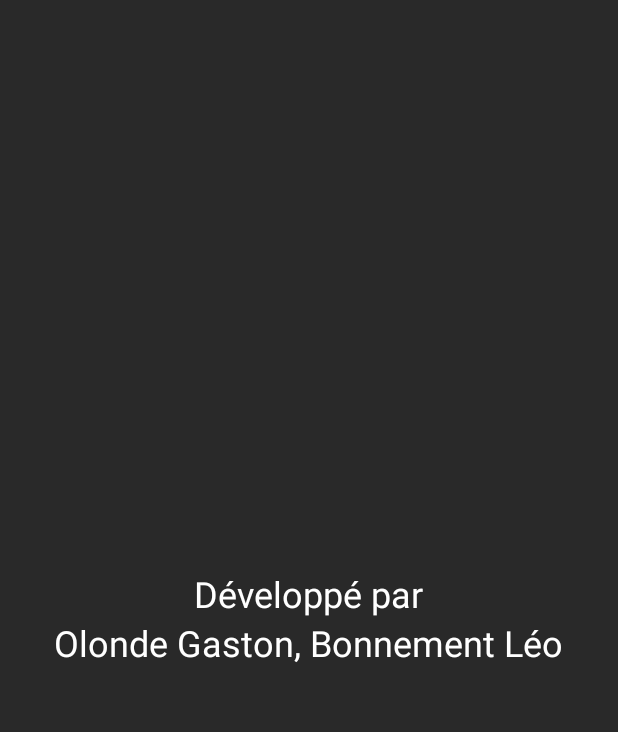
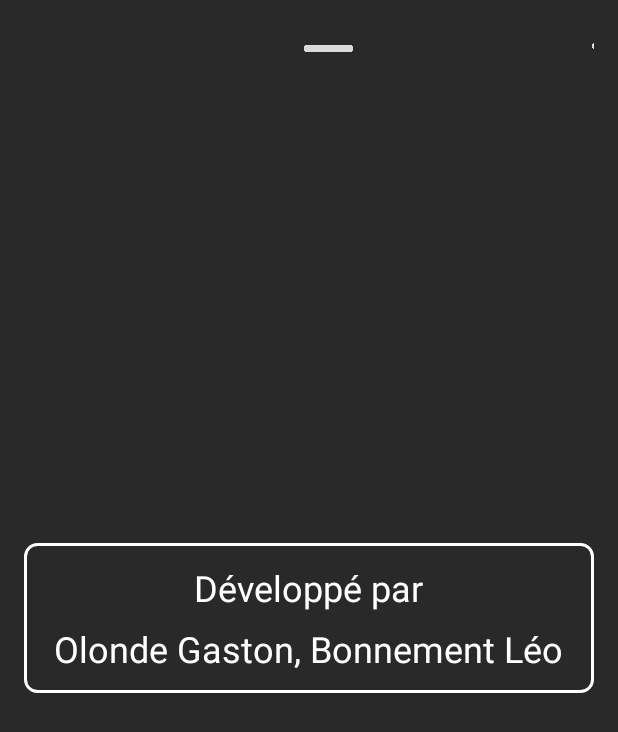
Before and after one commit to GastonOlonde/JeuCalculMental, an Android app: the AboutActivity screen opened directly, with no data from a screen before it, on a phone screen of 412 x 824 dp. Shown: the top 732 px of the screen. Run offline under Robolectric (Android 15) with nearby library versions, the phone set to English and light mode, and no system bars.

Commit message:
apropos + Hs

```diff
--- a/app/src/main/java/com/example/jeucalculmental/AboutActivity.java
+++ b/app/src/main/java/com/example/jeucalculmental/AboutActivity.java
@@ -1,12 +1,77 @@
 package com.example.jeucalculmental;
 
 import android.os.Bundle;
+import android.os.Handler;
+import android.os.Looper;
+import android.view.View;
+import android.view.animation.Animation;
+import android.view.animation.AnimationUtils;
+import android.widget.ImageView;
+
 import androidx.appcompat.app.AppCompatActivity;
+import androidx.constraintlayout.widget.ConstraintLayout;
+
+import java.util.Random;
 
 public class AboutActivity extends AppCompatActivity {
-    @Override
+
+    private static final int NUM_IMAGES = 50; // Nombre d'ImageView à générer
+    private static final int DELAY_MS = 350; // Délai entre chaque génération en millisecondes
+
     protected void onCreate(Bundle savedInstanceState) {
         super.onCreate(savedInstanceState);
         setContentView(R.layout.activity_about);
+
+        ConstraintLayout constraintLayout = findViewById(R.id.constraintLayout); // Récupérer le ConstraintLayout
+        Random random = new Random();
+
+        // Handler pour introduire un délai
+        Handler handler = new Handler(Looper.getMainLooper());
+
+        // Générer NUM_IMAGES ImageView avec un délai entre chaque génération
+        for (int i = 0; i < NUM_IMAGES; i++) {
+            final int index = i;
+            handler.postDelayed(new Runnable() {
+                @Override
+                public void run() {
+                    ImageView imageView = new ImageView(AboutActivity.this);
+                    imageView.setImageResource(getRandomImageResource()); // Méthode pour obtenir une ressource d'image aléatoire
+                    imageView.setId(View.generateViewId()); // Générer un ID unique pour chaque ImageView
+
+                    ConstraintLayout.LayoutParams layoutParams = new ConstraintLayout.LayoutParams(
+                            ConstraintLayout.LayoutParams.WRAP_CONTENT,
+                            ConstraintLayout.LayoutParams.WRAP_CONTENT
+                    );
+
+                    // Positionner les ImageView de manière aléatoire
+                    layoutParams.topToTop = ConstraintLayout.LayoutParams.PARENT_ID; // Adapter si nécessaire
+                    layoutParams.startToStart = ConstraintLayout.LayoutParams.PARENT_ID; // Adapter si nécessaire
+                    layoutParams.leftMargin = random.nextInt(2700);
+                    // layoutParams.setMargins(random.nextInt(300), random.nextInt(600), 0, 0);
+
+                    // rand entre 10 et 40
+                    int val = random.nextInt(40) + 35;
+                    layoutParams.width = val;
+                    layoutParams.height = val;
+                    imageView.setLayoutParams(layoutParams);
+                    constraintLayout.addView(imageView); // Ajouter l'ImageView au ConstraintLayout
+
+                    // Charger l'animation à partir du fichier XML
+                    Animation fallAnimation = AnimationUtils.loadAnimation(AboutActivity.this, R.anim.fall_down);
+
+                    // Lancer l'animation sur l'image
+                    imageView.startAnimation(fallAnimation);
+                }
+            }, i * DELAY_MS); // Multiplier l'index par le délai pour échelonner les générations
+        }
+    }
+
+    // Méthode pour obtenir une ressource d'image aléatoire
+    private int getRandomImageResource() {
+        // Retourner une ressource d'image aléatoire de votre choix
+        // Par exemple, vous pouvez stocker les IDs d'images dans un tableau et retourner un élément aléatoire.
+        int[] imageResources = {R.drawable.ic_plus, R.drawable.ic_minus, R.drawable.ic_equal};
+        Random random = new Random();
+        return imageResources[random.nextInt(imageResources.length)];
     }
 }
--- /dev/null
+++ b/app/src/main/res/anim/fall_down.xml
@@ -0,0 +1,12 @@
+<?xml version="1.0" encoding="utf-8"?>
+<set xmlns:android="http://schemas.android.com/apk/res/android">
+
+    <!-- Translation animation: move from top to bottom -->
+    <translate
+        android:fromYDelta="0%p"
+        android:toYDelta="100%p"
+        android:duration="7000"
+        android:repeatCount="infinite"
+        android:interpolator="@android:anim/linear_interpolator" />
+
+</set>
--- a/app/src/main/res/layout/activity_about.xml
+++ b/app/src/main/res/layout/activity_about.xml
@@ -1,23 +1,49 @@
 <?xml version="1.0" encoding="utf-8"?>
-<LinearLayout xmlns:android="http://schemas.android.com/apk/res/android"
+<androidx.constraintlayout.widget.ConstraintLayout
+    xmlns:android="http://schemas.android.com/apk/res/android"
+    xmlns:app="http://schemas.android.com/apk/res-auto"
+    android:id="@+id/constraintLayout"
     android:layout_width="match_parent"
     android:layout_height="match_parent"
     android:background="@color/colorbg"
-    android:gravity="center"
-    android:orientation="vertical"
     android:padding="16dp">
 
+    <LinearLayout
+        android:layout_width="match_parent"
+        android:layout_height="100dp"
+        android:orientation="vertical"
+        android:gravity="center"
+        android:background="@drawable/background_border"
+        app:layout_constraintStart_toStartOf="parent"
+        app:layout_constraintEnd_toEndOf="parent"
+        app:layout_constraintTop_toTopOf="parent"
+        app:layout_constraintBottom_toBottomOf="parent">
+
+
         <TextView
+            android:id="@+id/textDevelopedBy"
             android:layout_width="wrap_content"
             android:layout_height="wrap_content"
             android:text="@string/text_developed_by"
-        android:textColor="@color/white"
-        android:textSize="24sp" />
+            android:textColor="@android:color/white"
+            android:textSize="24sp"
+            app:layout_constraintTop_toTopOf="parent"
+            app:layout_constraintStart_toStartOf="parent"
+            app:layout_constraintEnd_toEndOf="parent"/>
 
         <TextView
+            android:id="@+id/textAuthors"
             android:layout_width="wrap_content"
             android:layout_height="wrap_content"
             android:text="Olonde Gaston, Bonnement Léo"
-        android:textColor="@color/white"
-        android:textSize="24sp"/>
+            android:background="@color/colorbg"
+            android:textColor="@android:color/white"
+            android:textSize="24sp"
+            app:layout_constraintTop_toBottomOf="@id/textDevelopedBy"
+            app:layout_constraintStart_toStartOf="parent"
+            app:layout_constraintEnd_toEndOf="parent"
+            android:layout_marginTop="8dp"/>
+
+
     </LinearLayout>
+</androidx.constraintlayout.widget.ConstraintLayout>
--- a/app/src/main/res/layout/score_item.xml
+++ b/app/src/main/res/layout/score_item.xml
@@ -12,9 +12,9 @@
         android:layout_width="0dp"
         android:layout_height="wrap_content"
         android:layout_weight="1"
-        android:gravity="center_vertical"
+        android:gravity="center_horizontal"
         android:textColor="@color/white"
-        android:textSize="16sp"
+        android:textSize="14sp"
         android:padding="12dp"
         android:background="@drawable/textview_background"
         android:layout_marginEnd="8dp"/>
@@ -24,7 +24,7 @@
         android:layout_width="0dp"
         android:layout_height="wrap_content"
         android:layout_weight="2"
-        android:gravity="center_vertical"
+        android:gravity="center_horizontal"
         android:textColor="@color/white"
         android:textSize="18sp"
         android:padding="12dp"
@@ -35,7 +35,7 @@
         android:id="@+id/score"
         android:layout_width="wrap_content"
         android:layout_height="wrap_content"
-        android:gravity="center_vertical"
+        android:gravity="center_horizontal"
         android:textColor="@color/white"
         android:textSize="18sp"
         android:padding="12dp"
--- a/app/src/main/res/values/ids.xml
+++ b/app/src/main/res/values/ids.xml
@@ -4,4 +4,5 @@
     <item name="name" type="id" />
     <item name="rank" type="id" />
     <item name="posistion" type="id" />
+    <item name="constraintLayout" type="id" />
 </resources>
--- /dev/null
+++ b/app/src/main/res/values/refs.xml
@@ -0,0 +1,3 @@
+<?xml version="1.0" encoding="utf-8"?>
+<resources>
+</resources>
```
Also changed, not shown: app/src/main/res/drawable/ic_equal.png (added), app/src/main/res/drawable/ic_minus.png (added), app/src/main/res/drawable/ic_plus.png (added). Lines whose indentation alone changed are shown as unchanged.
